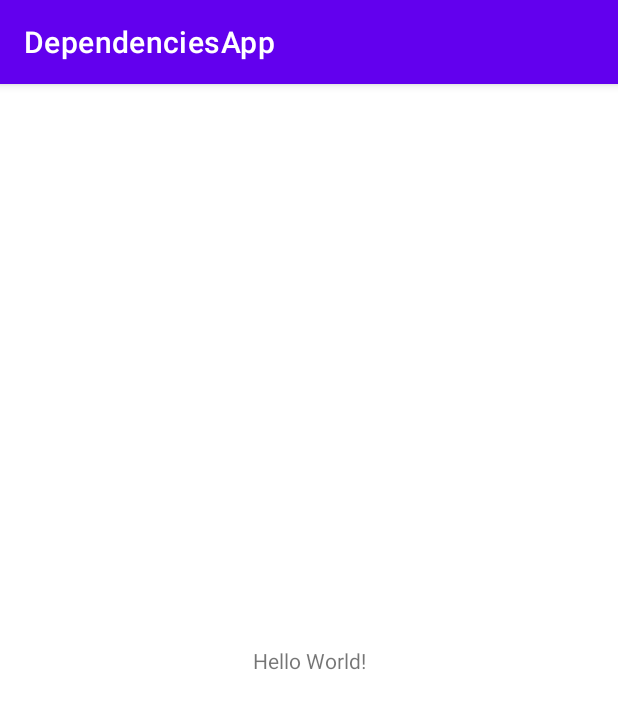
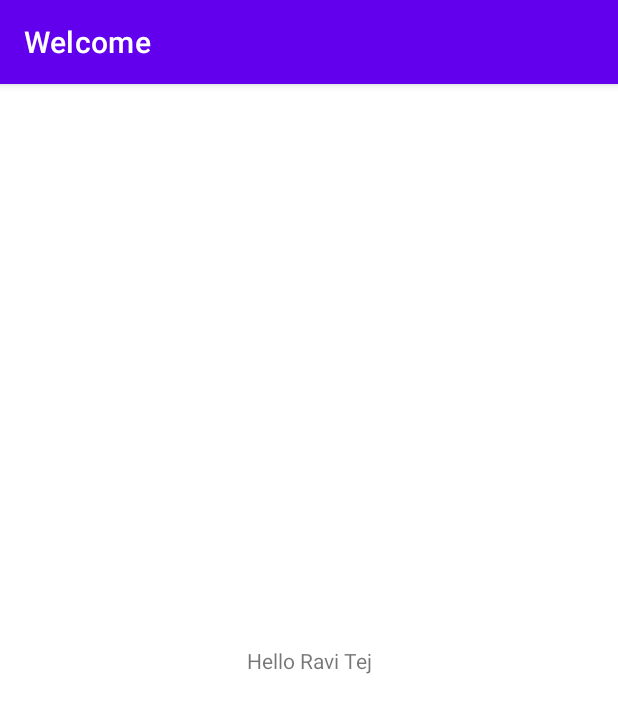
Before and after one commit to RaviTejKallepalli/DependenciesApp, an Android app: the screen it shows after launch (MainActivity), on a phone screen of 412 x 824 dp. Shown: the top 713 px of the screen. Run offline under Robolectric (Android 15) with nearby library versions, the phone set to English and light mode, and no system bars; our stand-ins replace Dagger/Hilt's generated code, data binding, navigation-ui.

Commit message:
- Navigation Action bar - ViewModel with arguments

```diff
--- a/app/src/main/AndroidManifest.xml
+++ b/app/src/main/AndroidManifest.xml
@@ -3,6 +3,7 @@
     package="com.ravitej.dependenciesapp">
 
     <application
+        android:name=".DependencyApp"
         android:allowBackup="true"
         android:icon="@mipmap/ic_launcher"
         android:label="@string/app_name"
--- /dev/null
+++ b/app/src/main/java/com/ravitej/dependenciesapp/DependencyApp.kt
@@ -0,0 +1,7 @@
+package com.ravitej.dependenciesapp
+
+import android.app.Application
+import dagger.hilt.android.HiltAndroidApp
+
+//@HiltAndroidApp
+class DependencyApp : Application()
--- a/app/src/main/java/com/ravitej/dependenciesapp/MainActivity.kt
+++ b/app/src/main/java/com/ravitej/dependenciesapp/MainActivity.kt
@@ -2,10 +2,33 @@ package com.ravitej.dependenciesapp
 
 import android.os.Bundle
 import androidx.appcompat.app.AppCompatActivity
+import androidx.databinding.DataBindingUtil
+import androidx.navigation.findNavController
+import androidx.navigation.fragment.NavHostFragment
+import androidx.navigation.ui.AppBarConfiguration
+import androidx.navigation.ui.navigateUp
+import androidx.navigation.ui.setupActionBarWithNavController
+import com.ravitej.dependenciesapp.databinding.ActivityMainBinding
 
 class MainActivity : AppCompatActivity() {
+    private lateinit var binding: ActivityMainBinding
+    private lateinit var appBarConfiguration: AppBarConfiguration
+
     override fun onCreate(savedInstanceState: Bundle?) {
         super.onCreate(savedInstanceState)
-        setContentView(R.layout.activity_main)
+        binding = DataBindingUtil.setContentView(this, R.layout.activity_main)
+        setupActionBar()
+    }
+
+    private fun setupActionBar() {
+        val navHostFragment = supportFragmentManager.findFragmentById(R.id.fragmentContainerView) as NavHostFragment
+        val navController = navHostFragment.navController
+        appBarConfiguration = AppBarConfiguration(navController.graph)
+        setupActionBarWithNavController(navController, appBarConfiguration)
+    }
+
+    override fun onSupportNavigateUp(): Boolean {
+        val navController = findNavController(R.id.fragmentContainerView)
+        return navController.navigateUp(appBarConfiguration) || super.onSupportNavigateUp()
     }
 }
--- /dev/null
+++ b/app/src/main/java/com/ravitej/dependenciesapp/splash/SplashFragment.kt
@@ -0,0 +1,42 @@
+package com.ravitej.dependenciesapp.splash
+
+import android.os.Bundle
+import android.view.LayoutInflater
+import android.view.View
+import android.view.ViewGroup
+import androidx.databinding.DataBindingUtil
+import androidx.fragment.app.Fragment
+import androidx.lifecycle.lifecycleScope
+import com.ravitej.dependenciesapp.R
+import com.ravitej.dependenciesapp.databinding.FragmentSplashBinding
+import kotlinx.coroutines.flow.collect
+
+class SplashFragment : Fragment() {
+
+    private lateinit var binding: FragmentSplashBinding
+
+    private val viewModel: SplashViewModel by lazy {
+        SplashViewModelFactory(
+            Bundle().apply { putString(USER_NAME, "Ravi Tej") }
+        ).create(SplashViewModel::class.java)
+    }
+
+    override fun onCreateView(inflater: LayoutInflater, container: ViewGroup?, savedInstanceState: Bundle?): View {
+        binding = DataBindingUtil.inflate(inflater, R.layout.fragment_splash, container, false)
+
+        initObservers()
+
+        return binding.root
+    }
+
+    private fun initObservers() {
+        lifecycleScope.launchWhenStarted {
+            viewModel.userName
+                .collect { binding.userName.text = "Hello $it" }
+        }
+    }
+
+    companion object {
+        const val USER_NAME = "user_name"
+    }
+}
--- /dev/null
+++ b/app/src/main/java/com/ravitej/dependenciesapp/splash/SplashViewModel.kt
@@ -0,0 +1,13 @@
+package com.ravitej.dependenciesapp.splash
+
+import android.os.Bundle
+import androidx.lifecycle.ViewModel
+import com.ravitej.dependenciesapp.splash.SplashFragment.Companion.USER_NAME
+import kotlinx.coroutines.flow.MutableStateFlow
+import kotlinx.coroutines.flow.StateFlow
+
+class SplashViewModel(arguments: Bundle) : ViewModel() {
+
+    private val _userName: MutableStateFlow<String> = MutableStateFlow(arguments.getString(USER_NAME, ""))
+    val userName: StateFlow<String> = _userName
+}
--- /dev/null
+++ b/app/src/main/java/com/ravitej/dependenciesapp/splash/SplashViewModelFactory.kt
@@ -0,0 +1,15 @@
+package com.ravitej.dependenciesapp.splash
+
+import android.os.Bundle
+import androidx.lifecycle.ViewModel
+import androidx.lifecycle.ViewModelProvider
+
+class SplashViewModelFactory(
+    private val arguments: Bundle
+) : ViewModelProvider.Factory {
+
+    @Suppress("UNCHECKED_CAST")
+    override fun <T : ViewModel> create(modelClass: Class<T>): T {
+        return SplashViewModel(arguments) as T
+    }
+}
--- a/app/src/main/res/layout/activity_main.xml
+++ b/app/src/main/res/layout/activity_main.xml
@@ -1,18 +1,24 @@
 <?xml version="1.0" encoding="utf-8"?>
-<androidx.constraintlayout.widget.ConstraintLayout xmlns:android="http://schemas.android.com/apk/res/android"
+<layout xmlns:android="http://schemas.android.com/apk/res/android"
     xmlns:app="http://schemas.android.com/apk/res-auto"
-    xmlns:tools="http://schemas.android.com/tools"
-    android:layout_width="match_parent"
-    android:layout_height="match_parent"
-    tools:context=".MainActivity">
+    xmlns:tools="http://schemas.android.com/tools">
 
-    <TextView
-        android:layout_width="wrap_content"
-        android:layout_height="wrap_content"
-        android:text="Hello World!"
-        app:layout_constraintBottom_toBottomOf="parent"
-        app:layout_constraintLeft_toLeftOf="parent"
-        app:layout_constraintRight_toRightOf="parent"
-        app:layout_constraintTop_toTopOf="parent" />
+    <androidx.constraintlayout.widget.ConstraintLayout
+        android:layout_width="match_parent"
+        android:layout_height="match_parent"
+        tools:context=".MainActivity">
 
-</androidx.constraintlayout.widget.ConstraintLayout>
+        <androidx.fragment.app.FragmentContainerView
+            android:id="@+id/fragmentContainerView"
+            android:name="androidx.navigation.fragment.NavHostFragment"
+            android:layout_width="match_parent"
+            android:layout_height="match_parent"
+            app:defaultNavHost="true"
+            app:layout_constraintBottom_toBottomOf="parent"
+            app:layout_constraintEnd_toEndOf="parent"
+            app:layout_constraintStart_toStartOf="parent"
+            app:layout_constraintTop_toTopOf="parent"
+            app:navGraph="@navigation/nav_main" />
+
+    </androidx.constraintlayout.widget.ConstraintLayout>
+</layout>
--- /dev/null
+++ b/app/src/main/res/layout/fragment_splash.xml
@@ -0,0 +1,20 @@
+<?xml version="1.0" encoding="utf-8"?>
+<layout xmlns:android="http://schemas.android.com/apk/res/android"
+    xmlns:app="http://schemas.android.com/apk/res-auto">
+
+    <androidx.constraintlayout.widget.ConstraintLayout
+        android:layout_width="match_parent"
+        android:layout_height="match_parent">
+
+        <TextView
+            android:id="@+id/userName"
+            android:layout_width="wrap_content"
+            android:layout_height="wrap_content"
+            android:text="Hello World!!"
+            app:layout_constraintBottom_toBottomOf="parent"
+            app:layout_constraintEnd_toEndOf="parent"
+            app:layout_constraintStart_toStartOf="parent"
+            app:layout_constraintTop_toTopOf="parent" />
+
+    </androidx.constraintlayout.widget.ConstraintLayout>
+</layout>
--- /dev/null
+++ b/app/src/main/res/navigation/nav_main.xml
@@ -0,0 +1,13 @@
+<?xml version="1.0" encoding="utf-8"?>
+<navigation xmlns:android="http://schemas.android.com/apk/res/android"
+    xmlns:app="http://schemas.android.com/apk/res-auto"
+    xmlns:tools="http://schemas.android.com/tools"
+    android:id="@+id/nav_main"
+    app:startDestination="@id/splashFragment">
+
+    <fragment
+        android:id="@+id/splashFragment"
+        android:name="com.ravitej.dependenciesapp.splash.SplashFragment"
+        android:label="Welcome"
+        tools:layout="@layout/fragment_splash" />
+</navigation>
```
